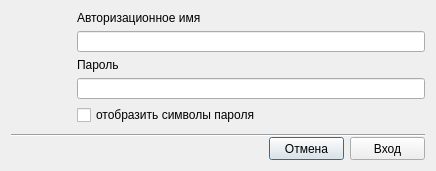
MichaelRepository/diplom_project, file source_modules/personnel_department/authorizdlg.ui: the form before one commit.
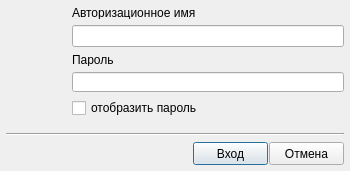
The form after the commit. Icons and pictures are not drawn.

```diff
--- a/source_modules/personnel_department/authorizdlg.ui
+++ b/source_modules/personnel_department/authorizdlg.ui
@@ -6,19 +6,19 @@
    <rect>
     <x>0</x>
     <y>0</y>
-    <width>436</width>
+    <width>350</width>
     <height>171</height>
    </rect>
   </property>
   <property name="minimumSize">
    <size>
-    <width>436</width>
+    <width>350</width>
     <height>171</height>
    </size>
   </property>
   <property name="maximumSize">
    <size>
-    <width>436</width>
+    <width>350</width>
     <height>171</height>
    </size>
   </property>
@@ -26,7 +26,22 @@
    <string>Dialog</string>
   </property>
   <layout class="QGridLayout" name="gridLayout">
-   <item row="0" column="0">
+   <property name="leftMargin">
+    <number>6</number>
+   </property>
+   <property name="topMargin">
+    <number>6</number>
+   </property>
+   <property name="rightMargin">
+    <number>6</number>
+   </property>
+   <property name="bottomMargin">
+    <number>6</number>
+   </property>
+   <property name="spacing">
+    <number>6</number>
+   </property>
+   <item row="0" column="0" rowspan="3">
     <widget class="QWidget" name="iconwidget" native="true">
      <property name="minimumSize">
       <size>
@@ -40,58 +55,176 @@
        <height>60</height>
       </size>
      </property>
+     <property name="styleSheet">
+      <string notr="true">image: url(:/svg/user1-icon.svg);</string>
+     </property>
     </widget>
    </item>
-   <item row="0" column="1" rowspan="2" colspan="3">
-    <layout class="QVBoxLayout" name="verticalLayout">
+   <item row="7" column="0" colspan="2">
+    <layout class="QHBoxLayout" name="horizontalLayout">
+     <property name="spacing">
+      <number>1</number>
+     </property>
      <item>
-      <widget class="QLabel" name="label">
-       <property name="text">
-        <string>Авторизационное имя</string>
-       </property>
-      </widget>
-     </item>
-     <item>
-      <widget class="QLineEdit" name="lineEdit"/>
-     </item>
-     <item>
-      <widget class="QLabel" name="label_2">
-       <property name="text">
-        <string>Пароль</string>
-       </property>
-      </widget>
-     </item>
-     <item>
-      <widget class="QLineEdit" name="lineEdit_2">
-       <property name="echoMode">
-        <enum>QLineEdit::Password</enum>
-       </property>
-      </widget>
-     </item>
-     <item>
-      <widget class="QCheckBox" name="checkBox">
-       <property name="text">
-        <string>отобразить символы пароля</string>
-       </property>
-      </widget>
-     </item>
-     <item>
-      <spacer name="verticalSpacer_2">
+      <spacer name="horizontalSpacer">
        <property name="orientation">
-        <enum>Qt::Vertical</enum>
+        <enum>Qt::Horizontal</enum>
+       </property>
+       <property name="sizeType">
+        <enum>QSizePolicy::Expanding</enum>
        </property>
        <property name="sizeHint" stdset="0">
         <size>
-         <width>20</width>
-         <height>40</height>
+         <width>98</width>
+         <height>20</height>
         </size>
        </property>
       </spacer>
      </item>
+     <item>
+      <widget class="QPushButton" name="authorizbt">
+       <property name="sizePolicy">
+        <sizepolicy hsizetype="Minimum" vsizetype="Minimum">
+         <horstretch>0</horstretch>
+         <verstretch>0</verstretch>
+        </sizepolicy>
+       </property>
+       <property name="minimumSize">
+        <size>
+         <width>75</width>
+         <height>23</height>
+        </size>
+       </property>
+       <property name="maximumSize">
+        <size>
+         <width>75</width>
+         <height>23</height>
+        </size>
+       </property>
+       <property name="text">
+        <string>Вход</string>
+       </property>
+      </widget>
+     </item>
+     <item>
+      <widget class="QPushButton" name="cancelbt">
+       <property name="sizePolicy">
+        <sizepolicy hsizetype="Minimum" vsizetype="Minimum">
+         <horstretch>0</horstretch>
+         <verstretch>0</verstretch>
+        </sizepolicy>
+       </property>
+       <property name="minimumSize">
+        <size>
+         <width>75</width>
+         <height>23</height>
+        </size>
+       </property>
+       <property name="maximumSize">
+        <size>
+         <width>75</width>
+         <height>23</height>
+        </size>
+       </property>
+       <property name="text">
+        <string>Отмена</string>
+       </property>
+      </widget>
+     </item>
     </layout>
    </item>
-   <item row="1" column="0">
-    <spacer name="verticalSpacer">
+   <item row="2" column="1">
+    <widget class="QLabel" name="label_2">
+     <property name="sizePolicy">
+      <sizepolicy hsizetype="Preferred" vsizetype="Fixed">
+       <horstretch>0</horstretch>
+       <verstretch>0</verstretch>
+      </sizepolicy>
+     </property>
+     <property name="minimumSize">
+      <size>
+       <width>0</width>
+       <height>13</height>
+      </size>
+     </property>
+     <property name="maximumSize">
+      <size>
+       <width>16777215</width>
+       <height>13</height>
+      </size>
+     </property>
+     <property name="text">
+      <string>Пароль</string>
+     </property>
+    </widget>
+   </item>
+   <item row="0" column="1">
+    <widget class="QLabel" name="label">
+     <property name="sizePolicy">
+      <sizepolicy hsizetype="Preferred" vsizetype="Fixed">
+       <horstretch>0</horstretch>
+       <verstretch>0</verstretch>
+      </sizepolicy>
+     </property>
+     <property name="minimumSize">
+      <size>
+       <width>0</width>
+       <height>13</height>
+      </size>
+     </property>
+     <property name="maximumSize">
+      <size>
+       <width>16777215</width>
+       <height>13</height>
+      </size>
+     </property>
+     <property name="text">
+      <string>Авторизационное имя</string>
+     </property>
+    </widget>
+   </item>
+   <item row="1" column="1">
+    <widget class="QLineEdit" name="LoginEdit">
+     <property name="minimumSize">
+      <size>
+       <width>0</width>
+       <height>20</height>
+      </size>
+     </property>
+     <property name="text">
+      <string/>
+     </property>
+    </widget>
+   </item>
+   <item row="3" column="1">
+    <widget class="QLineEdit" name="PassEdit">
+     <property name="minimumSize">
+      <size>
+       <width>0</width>
+       <height>20</height>
+      </size>
+     </property>
+     <property name="echoMode">
+      <enum>QLineEdit::Password</enum>
+     </property>
+    </widget>
+   </item>
+   <item row="6" column="0" colspan="2">
+    <widget class="Line" name="line">
+     <property name="orientation">
+      <enum>Qt::Horizontal</enum>
+     </property>
+    </widget>
+   </item>
+   <item row="4" column="1">
+    <widget class="QCheckBox" name="checkBox">
+     <property name="text">
+      <string>отобразить пароль</string>
+     </property>
+    </widget>
+   </item>
+   <item row="5" column="1">
+    <spacer name="verticalSpacer_2">
      <property name="orientation">
       <enum>Qt::Vertical</enum>
      </property>
@@ -103,60 +236,15 @@
      </property>
     </spacer>
    </item>
-   <item row="2" column="0" rowspan="2" colspan="4">
-    <widget class="Line" name="line">
+   <item row="3" column="0" rowspan="3">
+    <spacer name="verticalSpacer">
      <property name="orientation">
-      <enum>Qt::Horizontal</enum>
-     </property>
-    </widget>
-   </item>
-   <item row="3" column="2" rowspan="2">
-    <widget class="QPushButton" name="cancelbt">
-     <property name="minimumSize">
-      <size>
-       <width>75</width>
-       <height>23</height>
-      </size>
-     </property>
-     <property name="maximumSize">
-      <size>
-       <width>75</width>
-       <height>23</height>
-      </size>
-     </property>
-     <property name="text">
-      <string>Отмена</string>
-     </property>
-    </widget>
-   </item>
-   <item row="3" column="3" rowspan="2">
-    <widget class="QPushButton" name="authorizbt">
-     <property name="minimumSize">
-      <size>
-       <width>75</width>
-       <height>23</height>
-      </size>
-     </property>
-     <property name="maximumSize">
-      <size>
-       <width>75</width>
-       <height>23</height>
-      </size>
-     </property>
-     <property name="text">
-      <string>Вход</string>
-     </property>
-    </widget>
-   </item>
-   <item row="4" column="0" colspan="2">
-    <spacer name="horizontalSpacer">
-     <property name="orientation">
-      <enum>Qt::Horizontal</enum>
+      <enum>Qt::Vertical</enum>
      </property>
      <property name="sizeHint" stdset="0">
       <size>
-       <width>132</width>
-       <height>20</height>
+       <width>57</width>
+       <height>50</height>
       </size>
      </property>
     </spacer>
```
Left out of the diff: 14 changed lines with no effect on the pictures.
